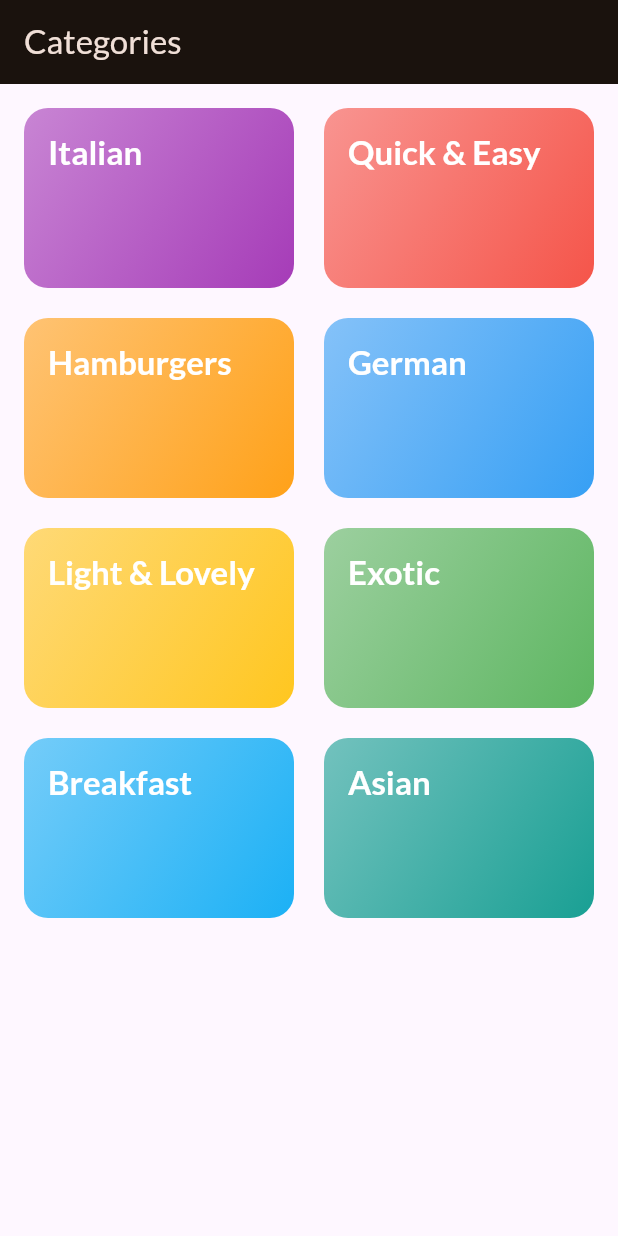
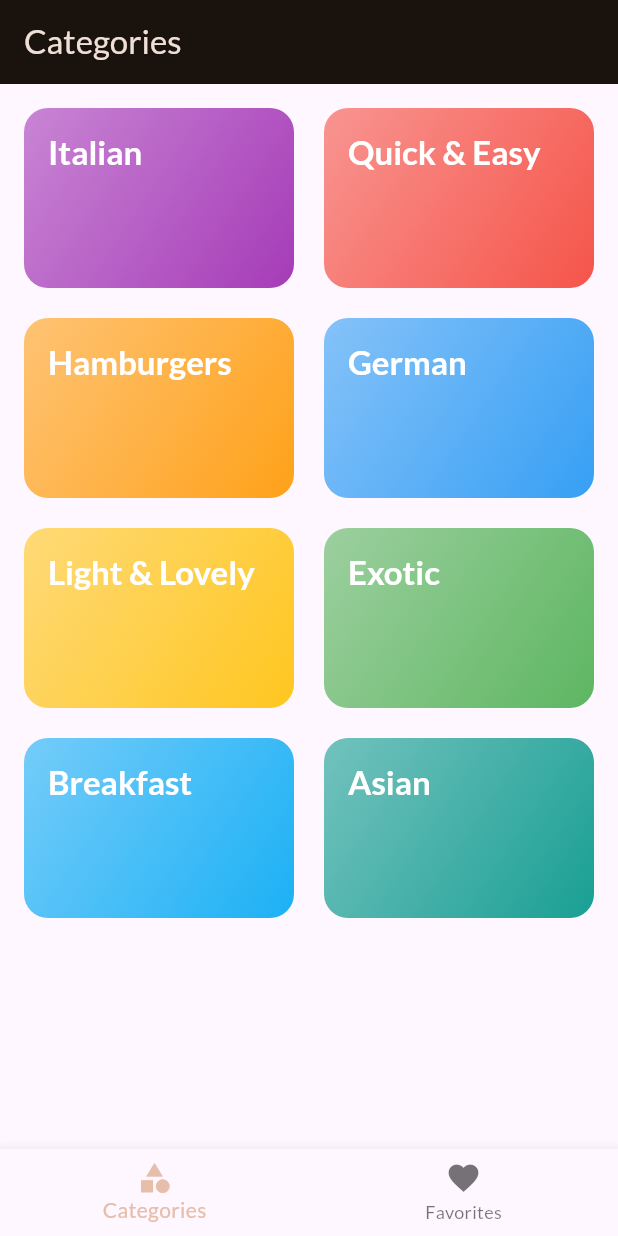
Before and after one commit to AZenhom/flutter_playground, a Flutter app: the screen it shows after launch, on a phone screen of 412 x 824 dp. Run offline on Flutter 3.47's test engine with Material 3 defaults, Android fonts, the phone set to English and light mode, and no system bars; our stand-ins replace flutter_riverpod, google_fonts, transparent_image.

Commit message:
implementing bottom nav bar with current screen notifier provider

```diff
--- a/lib/meal_app/app.dart
+++ b/lib/meal_app/app.dart
@@ -1,5 +1,5 @@
 import 'package:flutter/material.dart';
-import 'package:flutter_playground/meal_app/presentation/categories_screen.dart';
+import 'package:flutter_playground/meal_app/presentation/main_tabs_screen.dart';
 import 'package:flutter_riverpod/flutter_riverpod.dart';
 import 'package:google_fonts/google_fonts.dart';
 
@@ -16,7 +16,7 @@ void runMealApp() {
           colorScheme: mealColorScheme,
           textTheme: GoogleFonts.latoTextTheme(),
         ),
-        home: const CategoriesScreen(),
+        home: MainTabsScreen(),
       ),
     ),
   );
--- a/lib/meal_app/presentation/categories_screen.dart
+++ b/lib/meal_app/presentation/categories_screen.dart
@@ -6,9 +6,6 @@ class CategoriesScreen extends StatelessWidget {
 
   @override
   Widget build(BuildContext context) {
-    return Scaffold(
-      appBar: AppBar(title: const Text('Categories')),
-      body: const CategoryGridView(),
-    );
+    return Container(child: const CategoryGridView());
   }
 }
--- /dev/null
+++ b/lib/meal_app/presentation/main_tabs_screen.dart
@@ -0,0 +1,38 @@
+import 'package:flutter/material.dart';
+import 'package:flutter_playground/meal_app/presentation/categories_screen.dart';
+import 'package:flutter_playground/meal_app/presentation/favourites_screen.dart';
+import 'package:flutter_playground/meal_app/providers/main_screen_tabs_provider.dart';
+import 'package:flutter_riverpod/flutter_riverpod.dart';
+
+class MainTabsScreen extends ConsumerWidget {
+  @override
+  Widget build(BuildContext context, WidgetRef ref) {
+    final currentTab = ref.watch(mainScreenCurrentTabProvider);
+    return Scaffold(
+      appBar: AppBar(
+        title: Text(currentTab.title),
+      ),
+      body: currentTab.selectedTab == MainScreenTab.categories
+          ? CategoriesScreen()
+          : FavouritesScreen(),
+      bottomNavigationBar: BottomNavigationBar(
+        currentIndex: currentTab.selectedTab.index,
+        onTap: (index) {
+          ref.read(mainScreenCurrentTabProvider.notifier).selectTab(
+                MainScreenTab.values[index],
+              );
+        },
+        items: [
+          BottomNavigationBarItem(
+            icon: Icon(Icons.category),
+            label: 'Categories',
+          ),
+          BottomNavigationBarItem(
+            icon: Icon(Icons.favorite),
+            label: 'Favorites',
+          ),
+        ],
+      ),
+    );
+  }
+}
--- /dev/null
+++ b/lib/meal_app/providers/main_screen_tabs_provider.dart
@@ -0,0 +1,32 @@
+import 'package:flutter_riverpod/flutter_riverpod.dart';
+
+enum MainScreenTab { categories, favorites }
+
+class MainScreenCurrentTab {
+  final MainScreenTab selectedTab;
+  final String title;
+
+  MainScreenCurrentTab({required this.selectedTab, required this.title});
+}
+
+class MainScreenCurrentTabNotifier extends Notifier<MainScreenCurrentTab> {
+  @override
+  MainScreenCurrentTab build() {
+    return MainScreenCurrentTab(
+      selectedTab: MainScreenTab.categories,
+      title: 'Categories',
+    );
+  }
+
+  void selectTab(MainScreenTab tab) {
+    state = MainScreenCurrentTab(
+      selectedTab: tab,
+      title: tab == MainScreenTab.categories ? 'Categories' : 'Favorites',
+    );
+  }
+}
+
+final mainScreenCurrentTabProvider =
+    NotifierProvider<MainScreenCurrentTabNotifier, MainScreenCurrentTab>(
+      MainScreenCurrentTabNotifier.new,
+    );
```
Also changed, not shown: lib/meal_app/presentation/favourites_screen.dart (added, +15 -0 lines), lib/meal_app/providers/favourites_provider.dart (added, +23 -0 lines).
